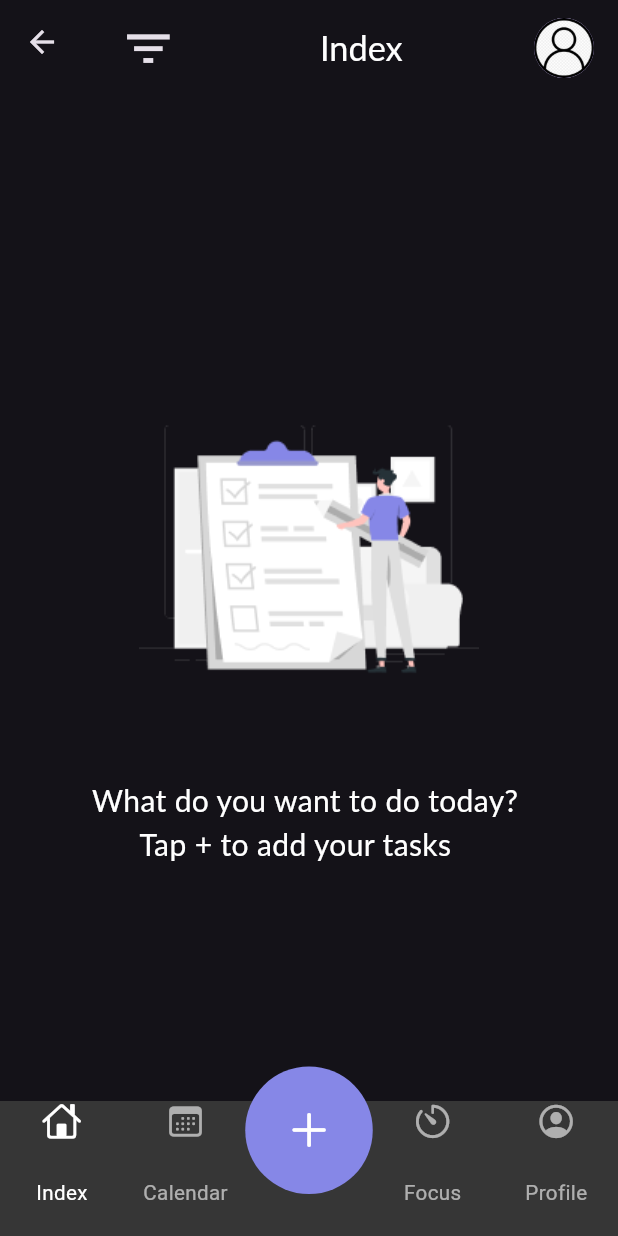
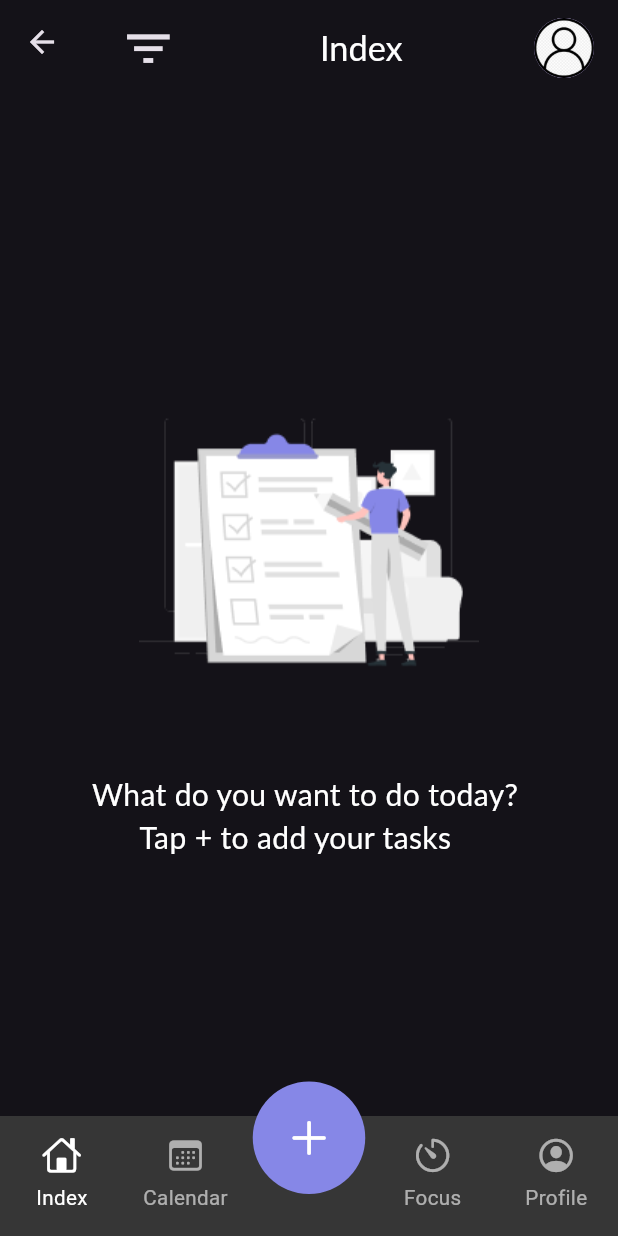
Before and after one commit to GhadaHafez9/up_todo_app, a Flutter app: the MainScreen screen opened directly, on a phone screen of 412 x 824 dp. Run offline on Flutter 3.47's test engine with Material 3 defaults, Android fonts, the phone set to English and light mode, and no system bars; drawn by our look-alikes of persistent_bottom_nav_bar; our stand-ins replace bloc, equatable, flutter_bloc, flutter_screenutil, get_it, hive and 3 more; accounts and stored records are empty; Roboto replaces fonts that are missing (Lato).

```diff
--- a/lib/Feature/Auth/presentation/screens/auth_screen.dart
+++ b/lib/Feature/Auth/presentation/screens/auth_screen.dart
@@ -31,7 +31,9 @@ class _AuthScreenState extends State<AuthScreen> {
   @override
   Widget build(BuildContext context) {
     return Scaffold(
-      body:  BlocProvider(
+        resizeToAvoidBottomInset: true,
+      body:  SingleChildScrollView(
+        child: BlocProvider(
           create: (_) => sl<SignUpBloc>(),
           child: BlocListener<SignUpBloc, SignUpState>(
             listener: (context, state) {
@@ -146,6 +148,7 @@ class _AuthScreenState extends State<AuthScreen> {
             ),
           ),
         ),
+      ),
     );
   }
 }
--- a/lib/Feature/Home/presentation/controllers/task_list_state.dart
+++ b/lib/Feature/Home/presentation/controllers/task_list_state.dart
@@ -1,6 +1,6 @@
 part of 'task_list_bloc.dart';
 
-enum TaskStatusList { initial, loading, success, failure ,deleted }
+enum TaskStatusList { initial, loading, success, failure, deleted }
 
 class TaskListState extends Equatable {
   final String id;
--- a/lib/Feature/Home/presentation/screens/home_screen.dart
+++ b/lib/Feature/Home/presentation/screens/home_screen.dart
@@ -47,8 +47,10 @@ class _HomeScreenState extends State<HomeScreen> {
           child: BlocBuilder<TaskListBloc, TaskListState>(
               builder: (context, state) {
             return Scaffold(
+                resizeToAvoidBottomInset: true,
                 appBar: AppBar(
-                  title: Padding(
+                  title: SingleChildScrollView(
+                    child: Padding(
                       padding: const EdgeInsets.only(top: 8.0),
                       child: Row(
                         mainAxisAlignment: MainAxisAlignment.spaceBetween,
@@ -82,14 +84,18 @@ class _HomeScreenState extends State<HomeScreen> {
                       ),
                     ),
                   ),
-                body: Column(
+                ),
+                body: SafeArea(
+                  child: Column(
                     children: [
                       SizedBox(height: 16.h),
                       Expanded(
                           child: state.todos?.isEmpty ?? true
                               ? const Emptystatus()
                               : const notEmpty_Screen()),
+                      SizedBox(height: 16.h),
                     ],
+                  ),
                 ));
           })),
     );
--- a/lib/Feature/Profile/presentation/screens/profile_screen.dart
+++ b/lib/Feature/Profile/presentation/screens/profile_screen.dart
@@ -160,11 +160,12 @@ class _ProfileScreenState extends State<ProfileScreen> {
                 CustomButton(
                     buttonText: 'LogOut',
                     onTap: () {
-                      Navigator.pushReplacement(
+                      Navigator.pushAndRemoveUntil(
                         context,
                         MaterialPageRoute(
                           builder: (context) => const AuthScreen(),
                         ),
+                            (Route<dynamic> route) => true,
                       );
                     }),
               ],
--- a/lib/Feature/main/presentation/controllers/add_task/add_task_bloc.dart
+++ b/lib/Feature/main/presentation/controllers/add_task/add_task_bloc.dart
@@ -98,7 +98,7 @@ class AddTaskBloc extends Bloc<AddTaskEvent, AddTaskState> {
     emit(state.copyWith(status: TaskStatus.loading));
     try {
       await Future.delayed(const Duration(seconds: 2));
-      emit(state.copyWith(status: TaskStatus.success));
+      emit(state.copyWith(status: TaskStatus.success , tasks: tasks2));
     } catch (error) {
       print('Error: $error');
       emit(state.copyWith(status: TaskStatus.failure));
--- a/lib/Feature/main/presentation/screens/main_screen.dart
+++ b/lib/Feature/main/presentation/screens/main_screen.dart
@@ -9,7 +9,9 @@ class MainScreen extends StatelessWidget {
   @override
   Widget build(BuildContext context) {
     return const Scaffold(
-      body: PresBottomnav(),
+      resizeToAvoidBottomInset: true,
+      body: SafeArea(
+          child: PresBottomnav()),
     );
   }
 }
--- a/lib/Feature/main/presentation/widgets/nav_bar.dart
+++ b/lib/Feature/main/presentation/widgets/nav_bar.dart
@@ -21,6 +21,7 @@ class _PresBottomnavState extends State<PresBottomnav> {
     showModalBottomSheet(
       backgroundColor: const Color(0xff363636),
       context: context,
+      isScrollControlled: true,
       shape: RoundedRectangleBorder(
         borderRadius: BorderRadius.vertical(top: Radius.circular(20.r)),
       ),
@@ -33,7 +34,8 @@ class _PresBottomnavState extends State<PresBottomnav> {
     PersistentTabController _controller =
         PersistentTabController(initialIndex: 0);
 
-    return PersistentTabView(
+    return SafeArea(
+      child: PersistentTabView(
         context,
         controller: _controller,
         screens: const [
@@ -49,7 +51,7 @@ class _PresBottomnavState extends State<PresBottomnav> {
             title: "Index",
             textStyle: TextStyle(
               fontSize: 12.sp,
-            height: 4.h,
+              height: 1.5.h,
             ),
             activeColorPrimary: Colors.white,
             inactiveColorPrimary: Colors.white.withOpacity(0.60),
@@ -59,7 +61,7 @@ class _PresBottomnavState extends State<PresBottomnav> {
             title: "Calendar",
             textStyle: TextStyle(
               fontSize: 12.sp,
-            height: 4.h,
+              height: 1.5.h,
             ),
             activeColorPrimary: Colors.white,
             inactiveColorPrimary: Colors.white.withOpacity(0.60),
@@ -81,7 +83,7 @@ class _PresBottomnavState extends State<PresBottomnav> {
             title: "Focus",
             textStyle: TextStyle(
               fontSize: 12.sp,
-            height: 4.h,
+              height: 1.5.h,
             ),
             activeColorPrimary: Colors.white,
             inactiveColorPrimary: Colors.white.withOpacity(0.60),
@@ -91,7 +93,7 @@ class _PresBottomnavState extends State<PresBottomnav> {
             title: "Profile",
             textStyle: TextStyle(
               fontSize: 12.sp,
-            height: 4.h,
+              height: 1.5.h,
             ),
             activeColorPrimary: Colors.white,
             inactiveColorPrimary: Colors.white.withOpacity(0.60),
@@ -102,12 +104,13 @@ class _PresBottomnavState extends State<PresBottomnav> {
         stateManagement: true,
         hideNavigationBarWhenKeyboardAppears: true,
         backgroundColor: const Color(0xff363636),
-      navBarHeight: 90.0,
+        navBarHeight: 80.0,
         isVisible: true,
-      padding: EdgeInsets.only(top: 8.0),
+        padding: const EdgeInsets.only(top: 8.0),
         animationSettings: const NavBarAnimationSettings(),
         confineToSafeArea: true,
         navBarStyle: NavBarStyle.style15,
+      ),
     );
   }
 }
```
Also changed, not shown: lib/Feature/Edit screen/presentation/screens/task_details.dart (+7 -1 lines), lib/Feature/main/presentation/widgets/bottom_sheet.dart (+7 -3 lines), 4 other files. Lines whose indentation alone changed are shown as unchanged.
